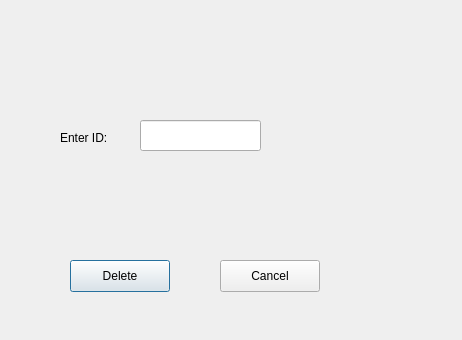
Old version of the form University_Course_Sytem/deletestudent.ui in the repository omarsabla/University_Course_Registration_System.
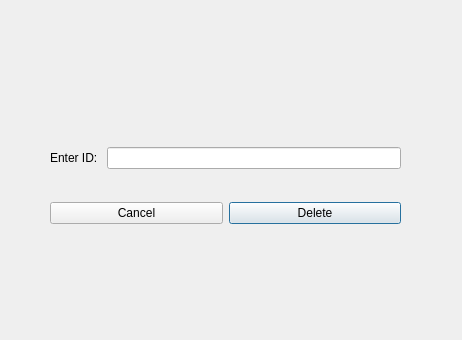
New version of the form.

What changed in the file:
```diff
--- a/University_Course_Sytem/deletestudent.ui
+++ b/University_Course_Sytem/deletestudent.ui
@@ -13,47 +13,11 @@
   <property name="windowTitle">
    <string>Dialog</string>
   </property>
-  <widget class="QLabel" name="label">
+  <widget class="QPushButton" name="Cancel_Push_Button_2">
    <property name="geometry">
     <rect>
-     <x>60</x>
-     <y>130</y>
-     <width>91</width>
-     <height>16</height>
-    </rect>
-   </property>
-   <property name="text">
-    <string>Enter ID: </string>
-   </property>
-  </widget>
-  <widget class="QLineEdit" name="id_Line_Edit">
-   <property name="geometry">
-    <rect>
-     <x>140</x>
-     <y>120</y>
-     <width>121</width>
-     <height>31</height>
-    </rect>
-   </property>
-  </widget>
-  <widget class="QPushButton" name="Delete_Push_Button">
-   <property name="geometry">
-    <rect>
-     <x>70</x>
-     <y>260</y>
-     <width>100</width>
-     <height>32</height>
-    </rect>
-   </property>
-   <property name="text">
-    <string>Delete</string>
-   </property>
-  </widget>
-  <widget class="QPushButton" name="Cancel_Push_Button">
-   <property name="geometry">
-    <rect>
-     <x>220</x>
-     <y>260</y>
+     <x>530</x>
+     <y>360</y>
      <width>100</width>
      <height>32</height>
     </rect>
@@ -62,6 +26,69 @@
     <string>Cancel</string>
    </property>
   </widget>
+  <widget class="QPushButton" name="Delete_Push_Button_2">
+   <property name="geometry">
+    <rect>
+     <x>380</x>
+     <y>360</y>
+     <width>100</width>
+     <height>32</height>
+    </rect>
+   </property>
+   <property name="text">
+    <string>Delete</string>
+   </property>
+  </widget>
+  <widget class="QWidget" name="">
+   <property name="geometry">
+    <rect>
+     <x>50</x>
+     <y>120</y>
+     <width>351</width>
+     <height>131</height>
+    </rect>
+   </property>
+   <layout class="QGridLayout" name="gridLayout_3">
+    <item row="0" column="0">
+     <layout class="QGridLayout" name="gridLayout_2">
+      <item row="0" column="0">
+       <widget class="QLabel" name="label">
+        <property name="text">
+         <string>Enter ID: </string>
+        </property>
+       </widget>
+      </item>
+      <item row="0" column="1">
+       <widget class="QLineEdit" name="id_Line_Edit"/>
+      </item>
+     </layout>
+    </item>
+    <item row="1" column="0">
+     <layout class="QGridLayout" name="gridLayout">
+      <item row="0" column="1">
+       <widget class="QPushButton" name="Cancel_Push_Button">
+        <property name="text">
+         <string>Cancel</string>
+        </property>
+        <property name="autoDefault">
+         <bool>false</bool>
+        </property>
+       </widget>
+      </item>
+      <item row="0" column="2">
+       <widget class="QPushButton" name="Delete_Push_Button">
+        <property name="text">
+         <string>Delete</string>
+        </property>
+        <property name="default">
+         <bool>true</bool>
+        </property>
+       </widget>
+      </item>
+     </layout>
+    </item>
+   </layout>
+  </widget>
  </widget>
  <resources/>
  <connections/>
```
